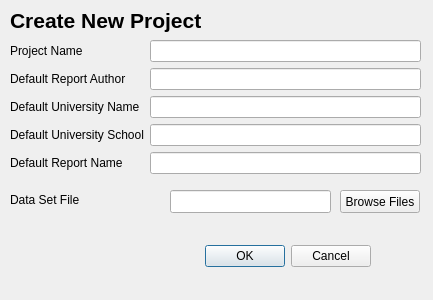
First picture: the form in report_generator/report_generator_gui/ui/setup.ui, repository Synonymsfornotverygood/report_generator, before the edit.
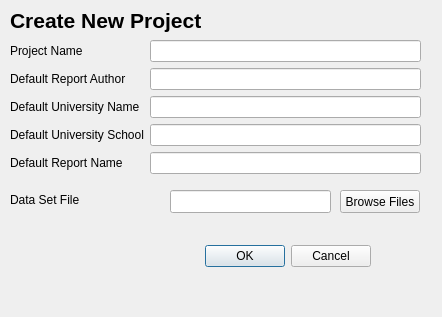
Second picture: the form after the edit.

Patch:
```diff
--- a/report_generator/report_generator_gui/ui/setup.ui
+++ b/report_generator/report_generator_gui/ui/setup.ui
@@ -6,8 +6,8 @@
    <rect>
     <x>0</x>
     <y>0</y>
-    <width>433</width>
-    <height>300</height>
+    <width>442</width>
+    <height>317</height>
    </rect>
   </property>
   <property name="windowTitle">
```
